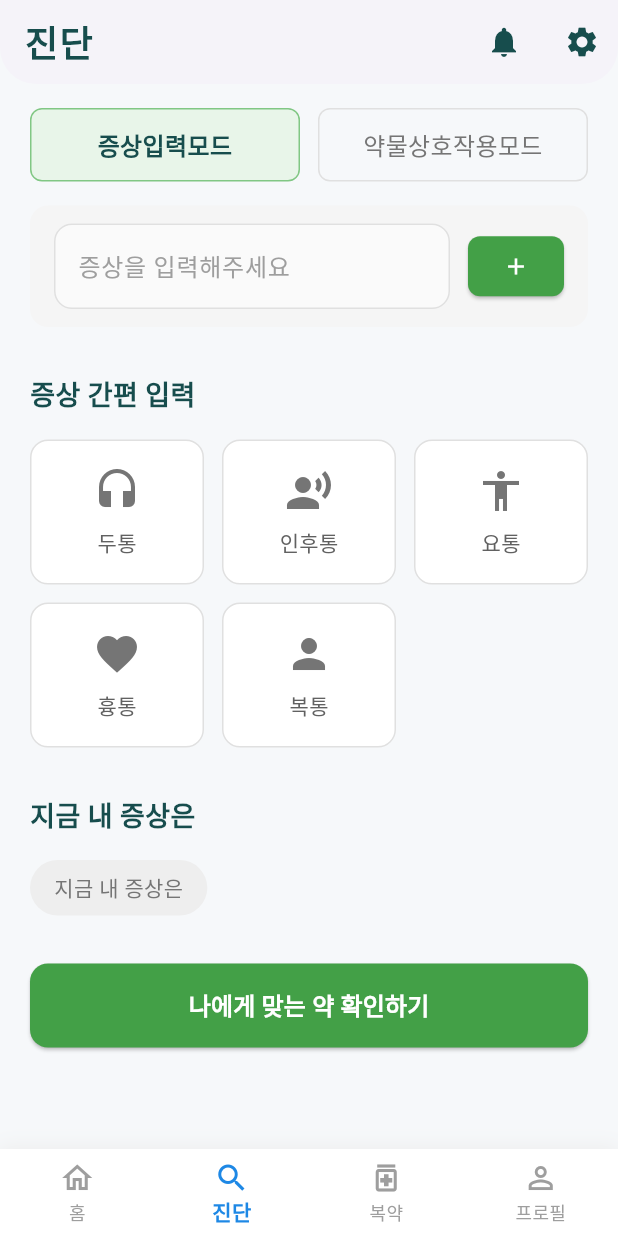
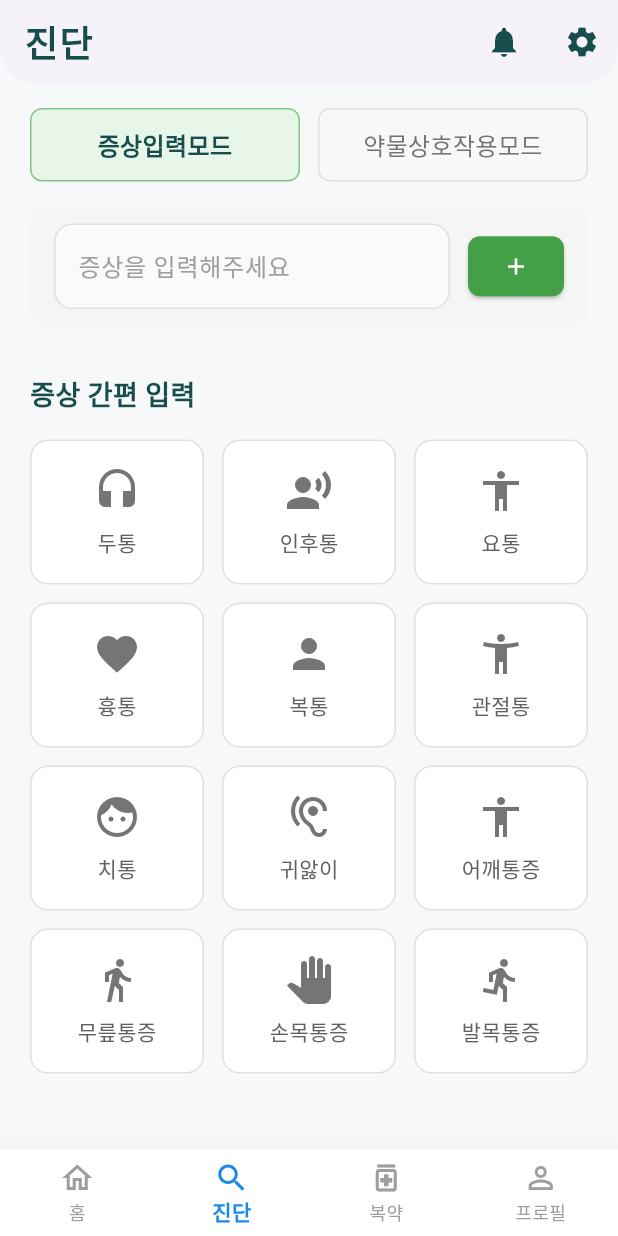
Before and after one commit to KICT2022/frontend, a Flutter app: the SearchScreen screen opened by its route, on a phone screen of 412 x 824 dp. Run offline on Flutter 3.47's test engine with Material 3 defaults, Android fonts, the phone set to English and light mode, and no system bars; our stand-ins replace go_router, shared_preferences; accounts and stored records are empty; Roboto replaces fonts that are missing (NotoSansKR).

Commit message:
증상 카드 추가

```diff
--- a/lib/screens/search_screen.dart
+++ b/lib/screens/search_screen.dart
@@ -370,7 +370,14 @@ class _SearchScreenState extends State<SearchScreen> {
                 _buildSymptomCard('인후통', Icons.record_voice_over, '목이 아파요'),
                 _buildSymptomCard('요통', Icons.accessibility, '허리가 아파요'),
                 _buildSymptomCard('흉통', Icons.favorite, '심장이 아파요'),
-                _buildSymptomCard('복통', Icons.person, '눈이 아파요'),
+                _buildSymptomCard('복통', Icons.person, '배가 아파요'),
+                _buildSymptomCard('관절통', Icons.accessibility_new, '관절이 아파요'),
+                _buildSymptomCard('치통', Icons.face, '이가 아파요'),
+                _buildSymptomCard('귀앓이', Icons.hearing, '귀가 아파요'),
+                _buildSymptomCard('어깨통증', Icons.accessibility, '어깨가 아파요'),
+                _buildSymptomCard('무릎통증', Icons.directions_walk, '무릎이 아파요'),
+                _buildSymptomCard('손목통증', Icons.pan_tool, '손목이 아파요'),
+                _buildSymptomCard('발목통증', Icons.directions_run, '발목이 아파요'),
               ],
             ),
 
```
